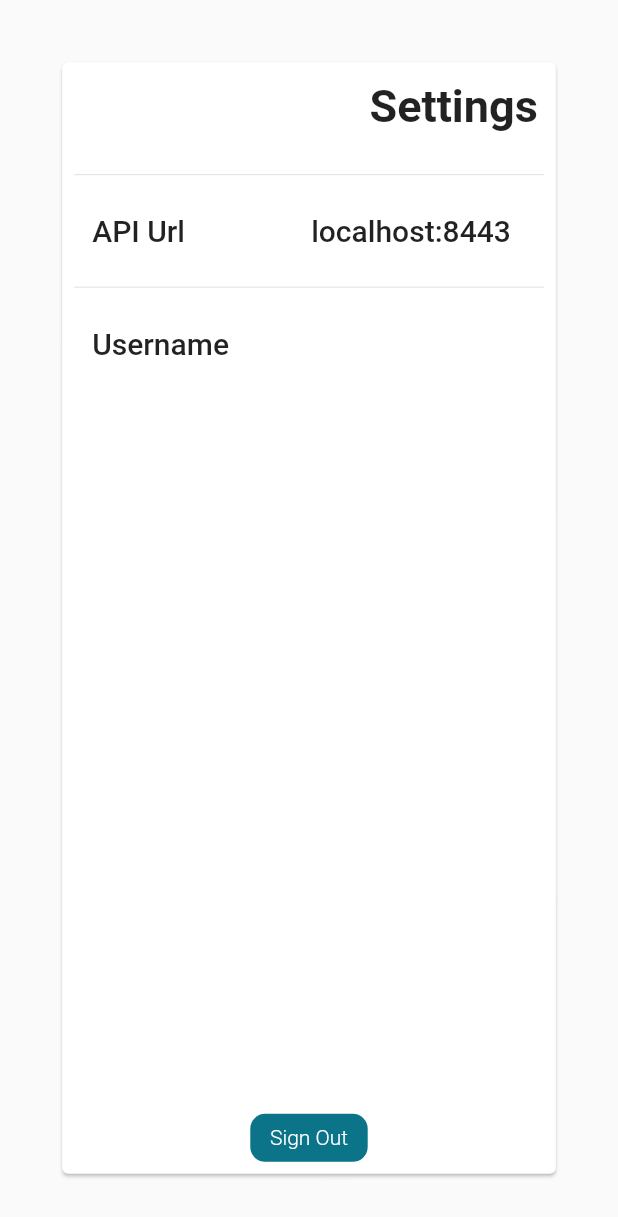
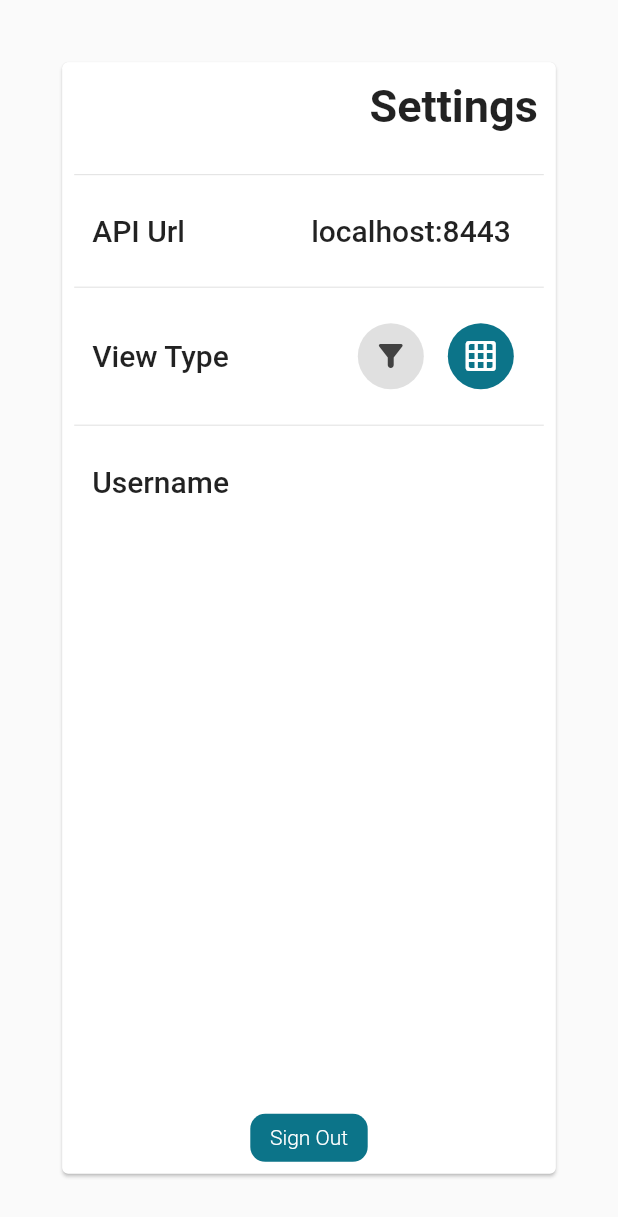
Before and after one commit to dashi-dashboard/Dashi, a Flutter app: the SettingsView widget shown alone on an empty page, opened directly, on a phone screen of 412 x 824 dp. Shown: the top 1217 px of the screen. Run offline on Flutter 3.47's test engine with Material 2 defaults, Android fonts, the phone set to English and light mode, and no system bars; drawn by our look-alikes of auto_size_text; our stand-ins replace shared_preferences, simple_animations, stacked; missing offline and left inert: dart:html; accounts and stored records are empty.

Commit message:
DASHI-4 - Add view type support

```diff
--- a/frontend/lib/services/prefs_service.dart
+++ b/frontend/lib/services/prefs_service.dart
@@ -1,15 +1,17 @@
-import 'dart:convert';
-import 'dart:html';
-import 'dart:io';
+import 'dart:async';
 import 'package:dashi/models/dashi_model.dart';
 import 'package:dashi/services/auth_service.dart';
-import 'package:flutter/foundation.dart';
-import 'package:http/http.dart' as http;
 import 'package:shared_preferences/shared_preferences.dart';
 
 class PrefsService {
   PrefsService._instantiate();
   static final PrefsService instance = PrefsService._instantiate();
+
+  StreamController<String> _viewStreamControllerNotifier =
+      StreamController<String>.broadcast();
+
+  Stream<String> get viewStreamControllerNotifier =>
+      _viewStreamControllerNotifier.stream;
 
   setPref(String key, String value) async {
     SharedPreferences prefs = await SharedPreferences.getInstance();
@@ -64,4 +66,15 @@ class PrefsService {
     await deletePref("role");
     AuthService.instance.clearUser();
   }
+
+  setView(String type) async {
+    SharedPreferences prefs = await SharedPreferences.getInstance();
+    try {
+      await prefs.setString("viewType", type);
+      _viewStreamControllerNotifier.sink.add(type);
+      return true;
+    } catch (e) {
+      return false;
+    }
+  }
 }
--- a/frontend/lib/views/base_page_view.dart
+++ b/frontend/lib/views/base_page_view.dart
@@ -96,7 +96,11 @@ class _BasePageViewState extends State<BasePageView>
                     physics: NeverScrollableScrollPhysics(),
                     controller: pageCont,
                     children: <Widget>[
-                      HomeView(apps: model.apps),
+                      HomeView(
+                        apps: model.apps,
+                        tags: model.tags,
+                        viewType: model.viewType,
+                      ),
                       SettingsView(),
                     ],
                   ),
--- a/frontend/lib/views/settings_view.dart
+++ b/frontend/lib/views/settings_view.dart
@@ -78,6 +78,38 @@ class _SettingsViewState extends State<SettingsView> {
       },
       viewModelBuilder: () => SettingsViewModel(),
       builder: (context, model, child) {
+        _viewTypeButton(IconData icon, String type) {
+          return Padding(
+            padding: const EdgeInsets.all(8.0),
+            child: Container(
+              decoration: BoxDecoration(
+                  color: model.viewType == type
+                      ? theme.colorScheme.primary
+                      : Colors.grey.shade300,
+                  borderRadius: BorderRadius.circular(150)),
+              child: Material(
+                color: Colors.transparent,
+                child: InkWell(
+                  splashColor: theme.colorScheme.primary,
+                  borderRadius: BorderRadius.circular(200),
+                  onTap: () {
+                    model.setViewType(type);
+                  },
+                  child: Padding(
+                    padding: const EdgeInsets.all(10.0),
+                    child: Icon(
+                      icon,
+                      color: model.viewType == type
+                          ? Colors.white
+                          : Colors.grey.shade800,
+                    ),
+                  ),
+                ),
+              ),
+            ),
+          );
+        }
+
         return Stack(
           children: [
             Container(
@@ -129,6 +161,23 @@ class _SettingsViewState extends State<SettingsView> {
                                 },
                               ),
                             )
+                          ],
+                        ),
+                      ),
+                      _divider(),
+                      Padding(
+                        padding: EdgeInsets.symmetric(horizontal: 20),
+                        child: Row(
+                          children: [
+                            subHeading("View Type"),
+                            Spacer(),
+                            Row(
+                              children: [
+                                _viewTypeButton(
+                                    Icons.filter_alt_rounded, "filter"),
+                                _viewTypeButton(Icons.grid_on_rounded, "grid")
+                              ],
+                            ),
                           ],
                         ),
                       ),
--- a/frontend/lib/views/settings_viewmodel.dart
+++ b/frontend/lib/views/settings_viewmodel.dart
@@ -20,14 +20,23 @@ class SettingsViewModel extends BaseViewModel {
   Users _currentUser;
   Users get currentUser => _currentUser;
 
+  String _viewType = "grid";
+  String get viewType => _viewType;
+
   getInfo() async {
     _ready = false;
     getCurrentUser();
+    getViewType();
     _ready = true;
     notifyListeners();
     APIService.instance.urlStreamNotifier.listen(
       (value) async {
         await getCurrentUser();
+      },
+    );
+    PrefsService.instance.viewStreamControllerNotifier.listen(
+      (event) async {
+        await getViewType();
       },
     );
   }
@@ -45,4 +54,16 @@ class SettingsViewModel extends BaseViewModel {
     await PrefsService.instance.removeUser(AuthService.instance.currentUser);
     getInfo();
   }
+
+  setViewType(String type) async {
+    await PrefsService.instance.setView(type);
+  }
+
+  getViewType() async {
+    var newViewType = await PrefsService.instance.getPref("viewType");
+    if (newViewType != null) {
+      _viewType = newViewType;
+      notifyListeners();
+    }
+  }
 }
```
Also changed, not shown: frontend/lib/views/base_page_viewmodel.dart (+33 -0 lines), frontend/lib/views/home_view.dart (+218 -63 lines).
